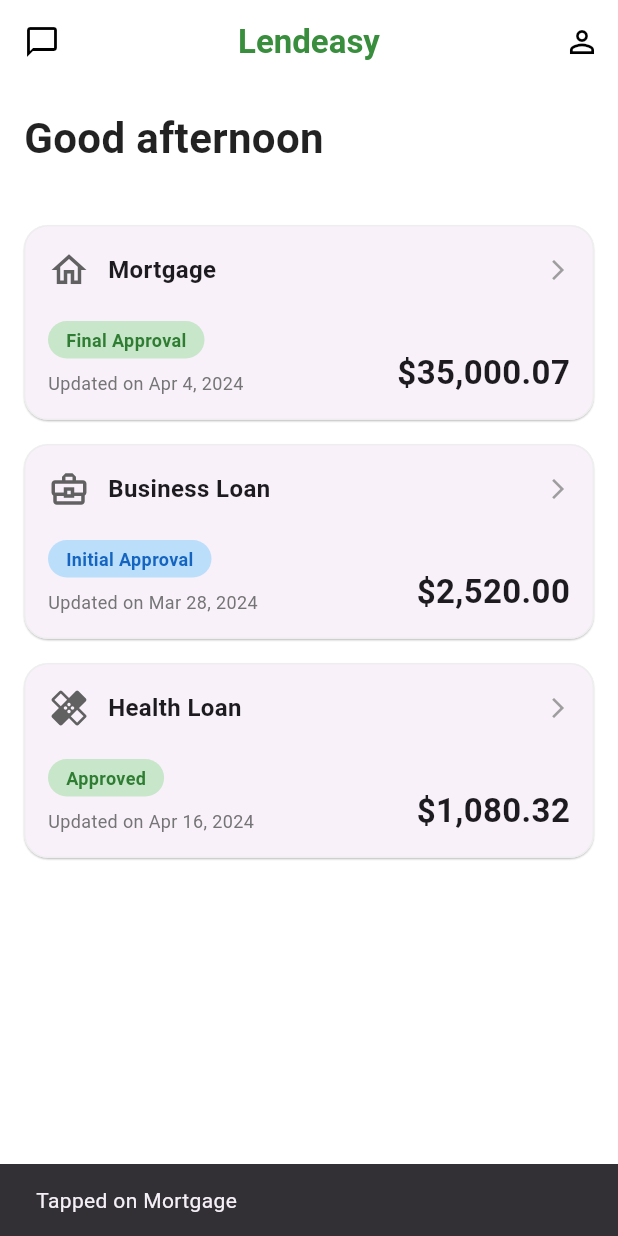
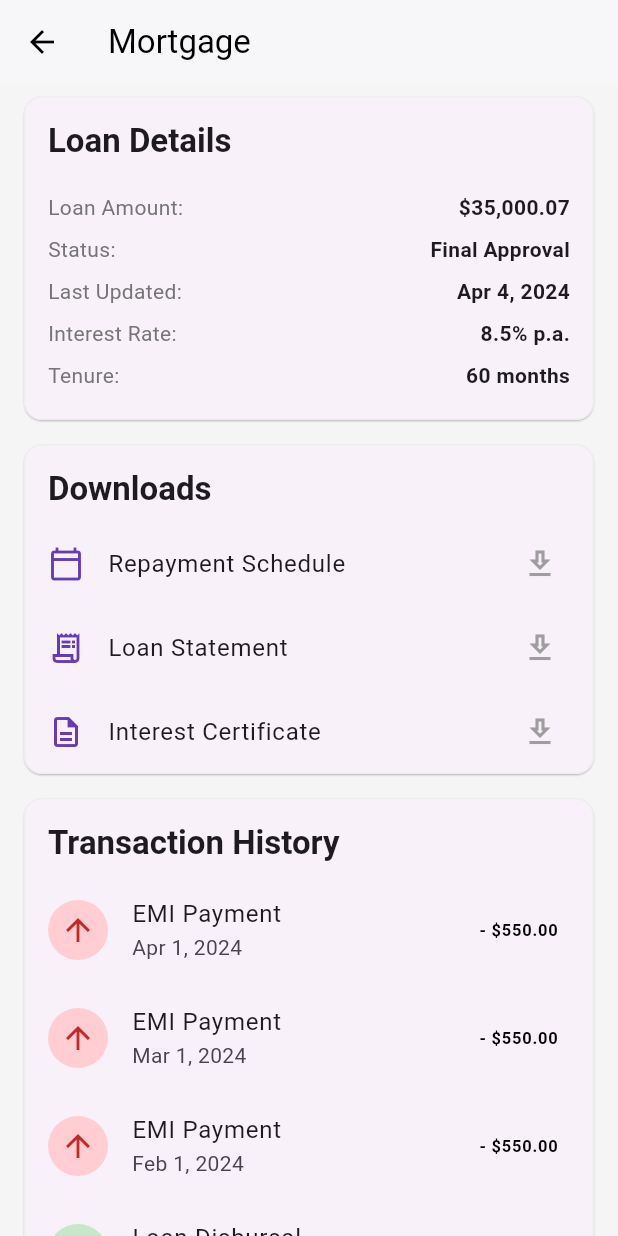
Before and after one commit to ArthanDeveloper/myapp, a Flutter app: the Homepage screen opened directly, after a tap on "Mortgage", on a phone screen of 412 x 824 dp. Run offline on Flutter 3.47's test engine with Material 3 defaults, Android fonts, the phone set to English and light mode, and no system bars; our stand-ins replace confetti, device_info_plus, dio, local_auth, location, package_info_plus and 3 more; missing offline and left inert: mobile_number; accounts and stored records are empty; generated files the repository leaves out were written again.

Commit message:
loan_detail_page

```diff
--- a/lib/homepage.dart
+++ b/lib/homepage.dart
@@ -1,5 +1,6 @@
 import 'package:flutter/material.dart';
 import 'package:shared_preferences/shared_preferences.dart';
+import 'package:myapp/loan_details_screen.dart'; // Import the LoanDetailsScreen
 
 // Updated data model for a loan to match the new design
 class Loan {
@@ -168,9 +169,11 @@
                 ),
                 child: InkWell(
                   onTap: () {
-                    print('Tapped on ${loan.title}');
-                    ScaffoldMessenger.of(context).showSnackBar(
-                      SnackBar(content: Text('Tapped on ${loan.title}')),
+                    // Navigate to the LoanDetailsScreen, passing the selected loan object
+                    Navigator.of(context).push(
+                      MaterialPageRoute(
+                        builder: (context) => LoanDetailsScreen(loan: loan),
+                      ),
                     );
                   },
                   borderRadius: BorderRadius.circular(16.0),
--- /dev/null
+++ b/lib/loan_details_screen.dart
@@ -0,0 +1,153 @@
+import 'package:flutter/material.dart';
+import 'package:myapp/homepage.dart'; // Assuming Loan model is in homepage.dart
+
+// Simple data model for a transaction
+class Transaction {
+  final String date;
+  final String description;
+  final String amount;
+  final bool isCredit;
+
+  Transaction({
+    required this.date,
+    required this.description,
+    required this.amount,
+    this.isCredit = false,
+  });
+}
+
+class LoanDetailsScreen extends StatelessWidget {
+  final Loan loan;
+
+  const LoanDetailsScreen({super.key, required this.loan});
+
+  // Dummy data for transaction history
+  static final List<Transaction> _transactions = [
+    Transaction(date: 'Apr 1, 2024', description: 'EMI Payment', amount: '\$550.00'),
+    Transaction(date: 'Mar 1, 2024', description: 'EMI Payment', amount: '\$550.00'),
+    Transaction(date: 'Feb 1, 2024', description: 'EMI Payment', amount: '\$550.00'),
+    Transaction(date: 'Jan 1, 2024', description: 'Loan Disbursal', amount: '\$35,000.07', isCredit: true),
+  ];
+
+  @override
+  Widget build(BuildContext context) {
+    return Scaffold(
+      backgroundColor: Colors.grey[100],
+      appBar: AppBar(
+        title: Text(loan.title),
+        backgroundColor: Colors.white,
+        elevation: 1,
+        foregroundColor: Colors.black,
+      ),
+      body: ListView(
+        children: [
+          // Loan Details Section
+          _buildSection(
+            child: Padding(
+              padding: const EdgeInsets.all(16.0),
+              child: Column(
+                crossAxisAlignment: CrossAxisAlignment.start,
+                children: [
+                  Text('Loan Details', style: Theme.of(context).textTheme.titleLarge?.copyWith(fontWeight: FontWeight.bold)),
+                  const SizedBox(height: 16),
+                  _buildDetailRow('Loan Amount:', loan.amount),
+                  _buildDetailRow('Status:', loan.status),
+                  _buildDetailRow('Last Updated:', loan.lastUpdated),
+                  _buildDetailRow('Interest Rate:', '8.5% p.a.'), // Dummy data
+                  _buildDetailRow('Tenure:', '60 months'), // Dummy data
+                ],
+              ),
+            ),
+          ),
+
+          // Downloads Section
+          _buildSection(
+            child: Column(
+              crossAxisAlignment: CrossAxisAlignment.start,
+              children: [
+                Padding(
+                  padding: const EdgeInsets.fromLTRB(16.0, 16.0, 16.0, 8.0),
+                  child: Text('Downloads', style: Theme.of(context).textTheme.titleLarge?.copyWith(fontWeight: FontWeight.bold)),
+                ),
+                _buildDownloadTile('Repayment Schedule', Icons.calendar_today_outlined),
+                _buildDownloadTile('Loan Statement', Icons.receipt_long_outlined),
+                _buildDownloadTile('Interest Certificate', Icons.description_outlined),
+              ],
+            ),
+          ),
+
+          // Transaction History Section
+          _buildSection(
+            child: Column(
+              crossAxisAlignment: CrossAxisAlignment.start,
+              children: [
+                Padding(
+                  padding: const EdgeInsets.fromLTRB(16.0, 16.0, 16.0, 8.0),
+                  child: Text('Transaction History', style: Theme.of(context).textTheme.titleLarge?.copyWith(fontWeight: FontWeight.bold)),
+                ),
+                ..._transactions.map((tx) => ListTile(
+                  leading: CircleAvatar(
+                    backgroundColor: tx.isCredit ? Colors.green.shade100 : Colors.red.shade100,
+                    child: Icon(
+                      tx.isCredit ? Icons.arrow_downward : Icons.arrow_upward,
+                      color: tx.isCredit ? Colors.green.shade800 : Colors.red.shade800,
+                    ),
+                  ),
+                  title: Text(tx.description),
+                  subtitle: Text(tx.date),
+                  trailing: Text(
+                    '${tx.isCredit ? '' : '- '}${tx.amount}',
+                    style: TextStyle(
+                      fontWeight: FontWeight.bold,
+                      color: tx.isCredit ? Colors.green.shade800 : Colors.black,
+                    ),
+                  ),
+                )).toList(),
+              ],
+            ),
+          ),
+        ],
+      ),
+    );
+  }
+
+  // Helper widget to create a consistent section card
+  Widget _buildSection({required Widget child}) {
+    return Card(
+      margin: const EdgeInsets.symmetric(horizontal: 16.0, vertical: 8.0),
+      elevation: 0.5,
+      shape: RoundedRectangleBorder(
+        borderRadius: BorderRadius.circular(12.0),
+        side: BorderSide(color: Colors.grey.shade200),
+      ),
+      child: child,
+    );
+  }
+
+  // Helper widget for detail rows
+  Widget _buildDetailRow(String title, String value) {
+    return Padding(
+      padding: const EdgeInsets.symmetric(vertical: 4.0),
+      child: Row(
+        mainAxisAlignment: MainAxisAlignment.spaceBetween,
+        children: [
+          Text(title, style: TextStyle(color: Colors.grey.shade600)),
+          Text(value, style: const TextStyle(fontWeight: FontWeight.bold)),
+        ],
+      ),
+    );
+  }
+
+  // Helper widget for download list tiles
+  Widget _buildDownloadTile(String title, IconData icon) {
+    return ListTile(
+      leading: Icon(icon, color: Colors.deepPurple),
+      title: Text(title),
+      trailing: const Icon(Icons.download_outlined, color: Colors.grey),
+      onTap: () {
+        // TODO: Implement download logic
+        print('Downloading $title');
+      },
+    );
+  }
+}
--- a/lib/onboarding_screen_3.dart
+++ b/lib/onboarding_screen_3.dart
@@ -4,6 +4,8 @@
 import 'package:myapp/login_page.dart';
 
 class OnboardingScreen3 extends StatefulWidget {
+  const OnboardingScreen3({super.key});
+
   @override
   _OnboardingScreen3State createState() => _OnboardingScreen3State();
 }
--- a/lib/search_pan_screen.dart
+++ b/lib/search_pan_screen.dart
@@ -2,6 +2,8 @@
 import 'package:myapp/select_customer_screen.dart'; // Import the new screen
 
 class SearchPANScreen extends StatefulWidget {
+  const SearchPANScreen({super.key});
+
   @override
   _SearchPANScreenState createState() => _SearchPANScreenState();
 }
```
